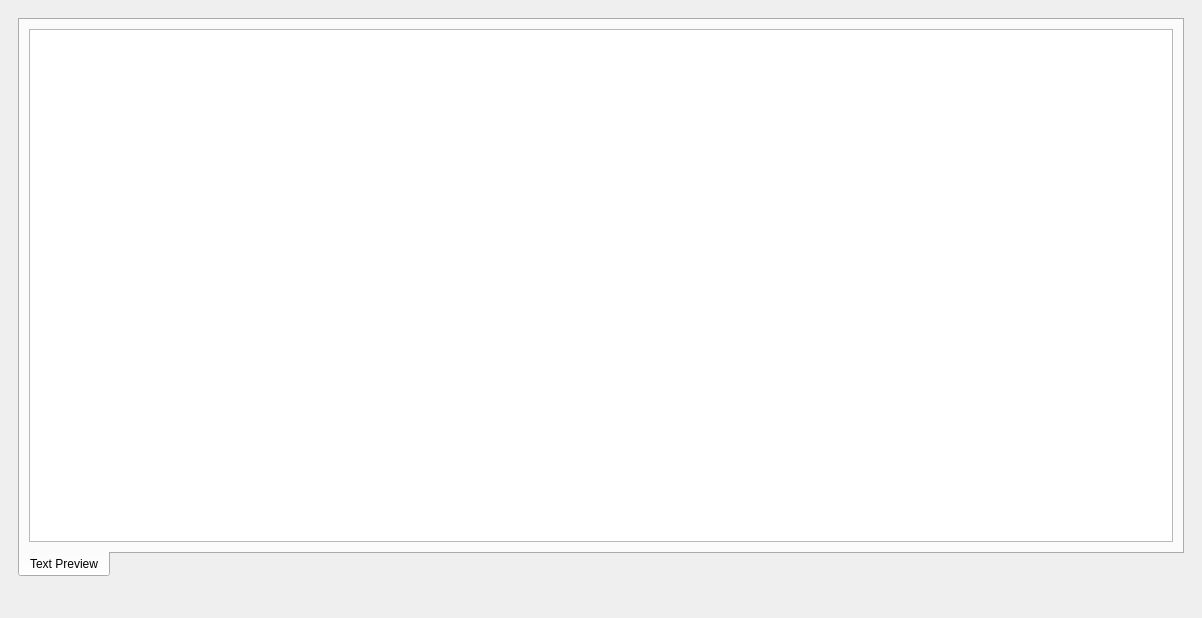
This is ui/PDockPreview.ui in icampsi/FindWhat as Qt 5 draws it before an edit. The edited form follows.
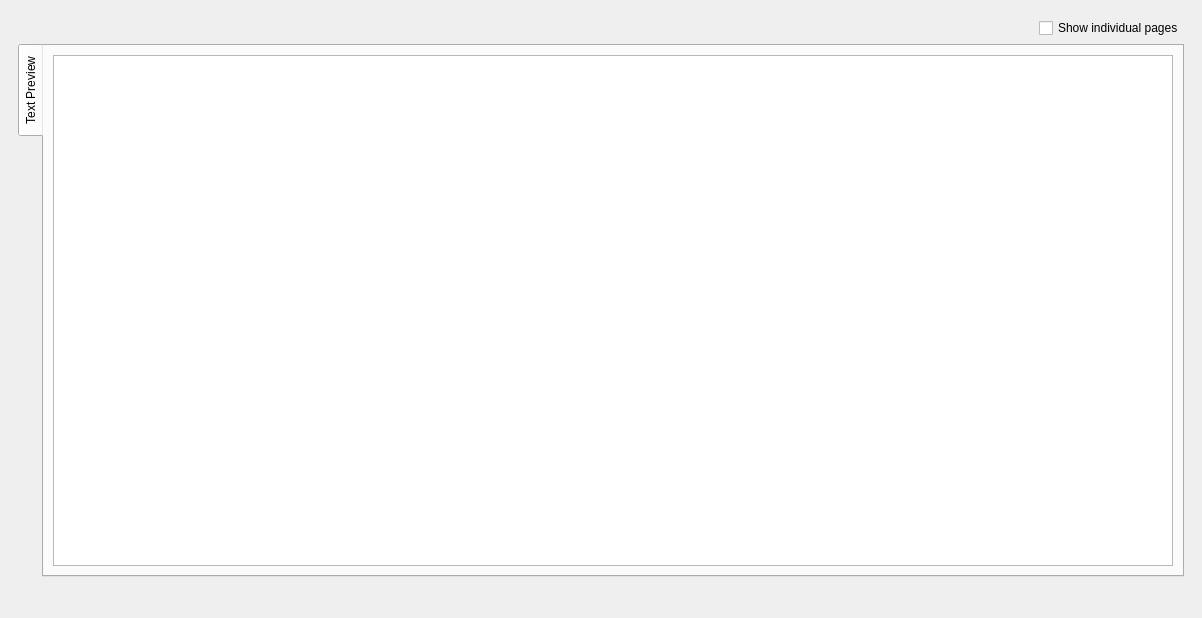
This is the edited form. Custom widgets are drawn as their Qt base class.

Diff of the .ui file:
```diff
--- a/ui/PDockPreview.ui
+++ b/ui/PDockPreview.ui
@@ -21,11 +21,37 @@
        <number>0</number>
       </property>
       <widget class="QWidget" name="page_textPreview">
-       <layout class="QVBoxLayout" name="verticalLayout_3">
-        <item>
+       <layout class="QGridLayout" name="gridLayout">
+        <item row="0" column="0">
+         <spacer name="horizontalSpacer">
+          <property name="orientation">
+           <enum>Qt::Horizontal</enum>
+          </property>
+          <property name="sizeHint" stdset="0">
+           <size>
+            <width>40</width>
+            <height>20</height>
+           </size>
+          </property>
+         </spacer>
+        </item>
+        <item row="0" column="1">
+         <widget class="QCheckBox" name="checkBox_showIndividualPages">
+          <property name="toolTip">
+           <string>&lt;html&gt;&lt;head/&gt;&lt;body&gt;&lt;p&gt;Change whether preview text will be displayed as a whole document or separated into pages on different tabs.&lt;/p&gt;&lt;/body&gt;&lt;/html&gt;</string>
+          </property>
+          <property name="text">
+           <string>Show individual pages</string>
+          </property>
+         </widget>
+        </item>
+        <item row="2" column="0" colspan="2">
          <widget class="QTabWidget" name="tabWidget_preview">
           <property name="tabPosition">
-           <enum>QTabWidget::South</enum>
+           <enum>QTabWidget::West</enum>
+          </property>
+          <property name="tabShape">
+           <enum>QTabWidget::Rounded</enum>
           </property>
           <property name="currentIndex">
            <number>0</number>
```
